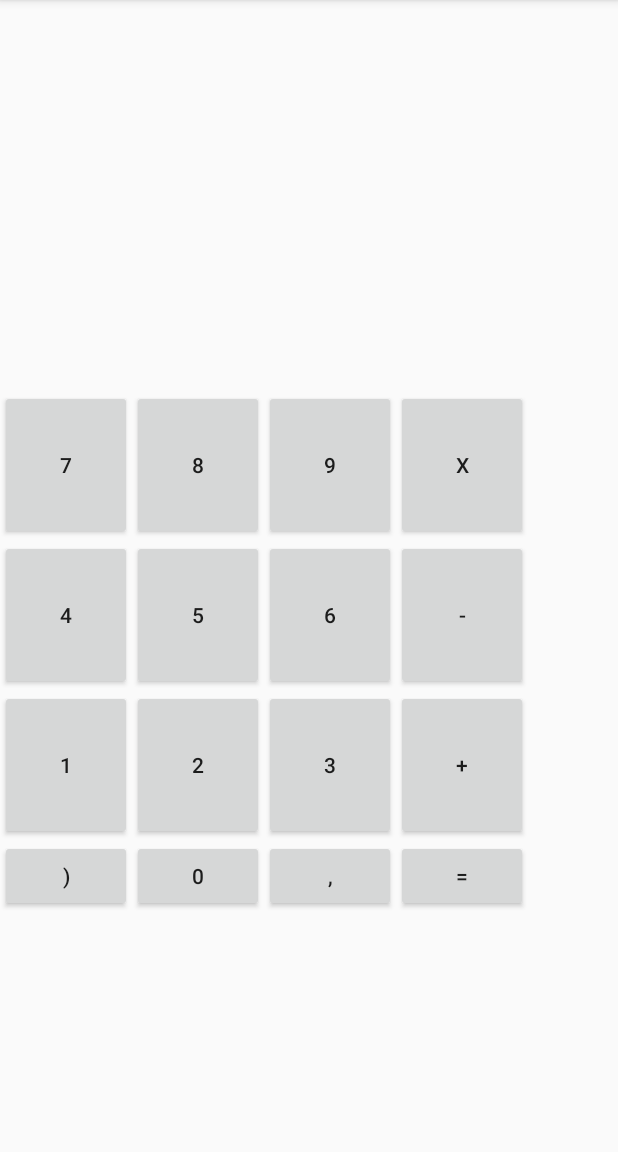
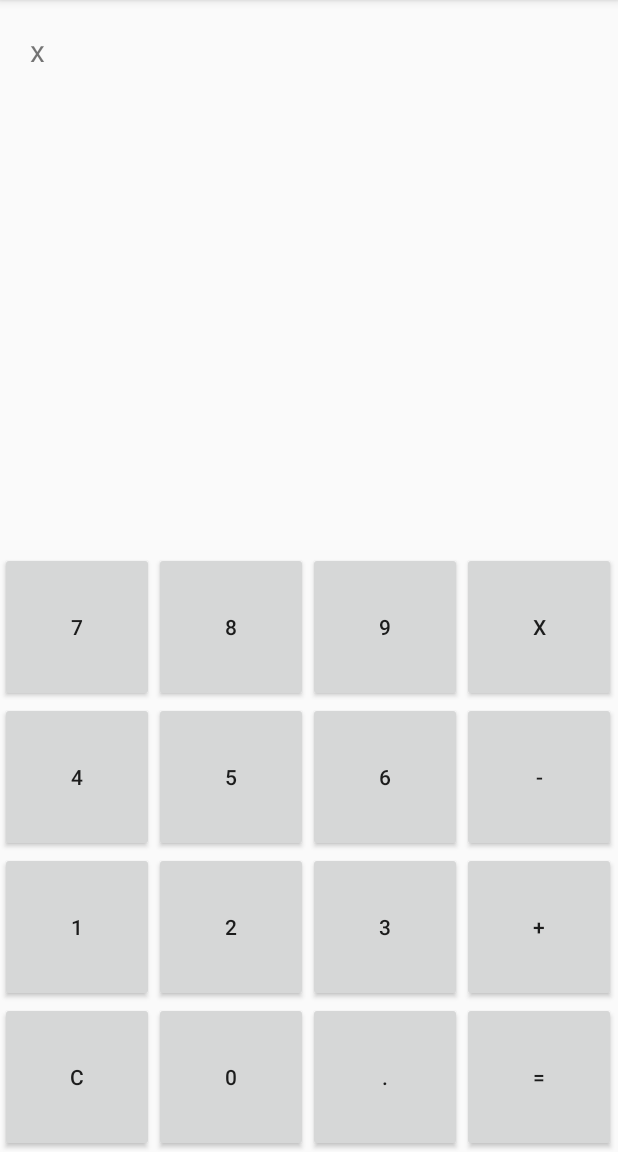
Before and after one commit to oahjimenez/android-practical, an Android app: the screen it shows after launch (CalculatorActivity), after a tap on an icon or button, on a phone screen of 412 x 824 dp, the part 84-1236 px from its top. Run offline under Robolectric (Android 15) with nearby library versions, the phone set to English and light mode, and no system bars; our stand-ins replace ButterKnife; 1 statement that could not run was skipped.

Commit message:
feat(app-calculator): Add chained binary operations handler

```diff
--- a/app/src/main/java/com/example/scotiabankplus/BinaryOperator.java
+++ b/app/src/main/java/com/example/scotiabankplus/BinaryOperator.java
@@ -11,7 +11,7 @@ public class BinaryOperator {
     public static final String EQUALS = "=";
     public static final String EMPTY_OPERATOR = "";
 
-    public static final String[] BINARY_OPERATORS = {ADD,SUBSTRACT,MULTIPLY};
+    public static final String[] BINARY_OPERATORS = {ADD,SUBSTRACT,MULTIPLY,EQUALS};
 
 
     public long left;
--- a/app/src/main/java/com/example/scotiabankplus/CalculatorActivity.java
+++ b/app/src/main/java/com/example/scotiabankplus/CalculatorActivity.java
@@ -17,8 +17,12 @@ import butterknife.ButterKnife;
 
 public class CalculatorActivity extends AppCompatActivity {
     private final String TAG = this.getClass().getName();
-    final int TOTAL_BUTTONS = 13;
+    final int TOTAL_BUTTONS = 14;
     final String EMPTY_RESULT = "";
+    final String ZERO_RESULT = "0";
+    final String CLEAR = "C";
+    boolean isDigitDirty = false;
+    boolean isOperatorDirty = false;
 
     final BinaryOperator stackedBinaryOperator = new BinaryOperator();
     Stack<Long> stackedNumber = new Stack<Long>();
@@ -30,41 +34,67 @@ public class CalculatorActivity extends AppCompatActivity {
         ButterKnife.bind(this);
         Log.i(TAG, "onCreate");
 
+        TextView resultExpression = findViewById(R.id.resultExpression);
         TextView result = findViewById(R.id.result);
+
 
         Button.OnClickListener appendDigitListener = new Button.OnClickListener() {
             public void onClick(View view) {
                 Button button = (Button) view;
                 System.out.println(String.format("Clicked button id[%s] Number[%s]",button.getId(),button.getText()));
-                action(button,result,stackedBinaryOperator);
+                action(button,result,stackedBinaryOperator,resultExpression);
             }
         };
 
-        for (int i = 0; i < TOTAL_BUTTONS; i++) {
+        for (int i = 0; i <= TOTAL_BUTTONS; i++) {
             int id = getResources().getIdentifier("button"+i, "id", getPackageName());
             Button digitButton = (Button) findViewById(id);
             digitButton.setOnClickListener(appendDigitListener);
         }
     }
 
-    protected void action(Button button,TextView result,BinaryOperator stackedBinaryOperator) {
+    protected void action(Button button,TextView result,BinaryOperator stackedBinaryOperator,TextView resultExpression) {
         String type = button.getText().toString();
-        if (Arrays.asList(BinaryOperator.BINARY_OPERATORS).contains(type)) {
-            System.out.println(String.format("Resolving operator [%s]",type));
-            System.out.println(String.format("Adding number to stack [%s]",result.getText().toString()));
-            stackedNumber.push(Long.valueOf(result.getText().toString()));
-            resolveBinary(button,result,stackedBinaryOperator);
+        if (CLEAR.equalsIgnoreCase(type)) {
+            result.setText(ZERO_RESULT);
+            resultExpression.setText(EMPTY_RESULT);
             return;
         }
-        resultAppender(button,result);
+        if (!isOperatorDirty) {
+            if (Arrays.asList(BinaryOperator.BINARY_OPERATORS).contains(type)) {
+                System.out.println(String.format("Resolving operator [%s]", type));
+                System.out.println(String.format("Adding number to stack [%s]", result.getText().toString()));
+                stackedNumber.push(Long.valueOf(result.getText().toString()));
+                resolveBinary(button, result, stackedBinaryOperator, resultExpression);
+                resultAppender(button, result, resultExpression);
+            }
+            if (type.equalsIgnoreCase(BinaryOperator.EQUALS)) {
+                resultExpression.setText(result.getText());
+            }
+            isOperatorDirty = true;
+        }
+        if (Character.isDigit(type.charAt(0))) {
+            if (isDigitDirty) {
+                result.setText(EMPTY_RESULT);
+                isDigitDirty=false;
+            }
+            digitAppender(button,result,resultExpression);
+            isOperatorDirty = false;
+        }
     }
 
-    protected void resultAppender(Button button,TextView result) {
+    protected void resultAppender(Button button,TextView result,TextView resultExpression) {
+        System.out.println(String.format("resultAppender [%s]",button.getText()));
+        resultExpression.append(button.getText());
+    }
+
+    protected void digitAppender(Button button,TextView result,TextView resultExpression) {
         System.out.println(String.format("Appending digit [%s]",button.getText()));
         result.append(button.getText());
+        resultExpression.append(button.getText());
     }
 
-    protected void resolveBinary(Button button,TextView result,BinaryOperator stackedBinaryOperator) {
+    protected void resolveBinary(Button button,TextView result,BinaryOperator stackedBinaryOperator,TextView resultExpression) {
         String operator = button.getText().toString();
         System.out.println(String.format("resolveBinary with operator:[%s]",operator));
         if (!stackedNumber.isEmpty() && !stackedBinaryOperator.valuesSet()) {
@@ -76,15 +106,12 @@ public class CalculatorActivity extends AppCompatActivity {
             result.setText(String.valueOf(evaluation));
             stackedBinaryOperator.clear();
             stackedNumber.push(evaluation);
+            stackedBinaryOperator.setNextValue(stackedNumber.pop());
             System.out.println(String.format("Binary evaluation val[%s] | [%s]",evaluation,stackedBinaryOperator));
-
-        }
-        if (stackedBinaryOperator.isLeftValueSet() && !stackedBinaryOperator.isRightValueSet()) {
-            System.out.println(String.format("Exiting resolve Binary - [%s]",String.valueOf(stackedBinaryOperator.left)+operator));
         }
         stackedBinaryOperator.setOperator(button.getText().toString());
+        isDigitDirty = true;
         System.out.println(String.format("Exiting resolve Binary - [%s]",stackedBinaryOperator));
-
     }
 
     protected void clearResult(Button button,TextView result) {
--- a/app/src/main/res/layout/activity_calculator.xml
+++ b/app/src/main/res/layout/activity_calculator.xml
@@ -3,147 +3,181 @@
     android:layout_width="match_parent"
     android:layout_height="match_parent"
     tools:context=".CalculatorActivity">
-
+    <LinearLayout
+        android:layout_width="match_parent"
+        android:layout_height="wrap_content"
+        android:orientation="vertical"
+        android:id="@+id/resultLayoutView">
         <LinearLayout
             android:orientation="horizontal"
             android:layout_width="match_parent"
-        android:id="@+id/resultView"
-        android:layout_height="wrap_content">
-
+            android:id="@+id/resultExpressionView"
+            android:layout_height="wrap_content"
+            android:padding="20dp">
             <TextView
                 android:layout_width="match_parent"
-            android:layout_height="260dp"
-            android:id="@+id/result" />
+                android:layout_height="wrap_content"
+                android:id="@+id/resultExpression"
+                android:textSize="20sp"/>
         </LinearLayout>
         <LinearLayout
             android:orientation="horizontal"
             android:layout_width="match_parent"
-        android:layout_below="@+id/resultView"
+            android:layout_height="wrap_content"
+            android:id="@+id/resultView"
+            android:padding="20dp">
+            <TextView
+                android:layout_width="match_parent"
+                android:layout_height="wrap_content"
+                android:id="@+id/result"
+                android:textSize="40sp"/>
+        </LinearLayout>
+    </LinearLayout>
+    <LinearLayout
+        android:orientation="horizontal"
+        android:layout_width="match_parent"
+        android:layout_below="@+id/resultLayoutView"
         android:layout_alignParentBottom="true"
-        android:layout_height="wrap_content">
+        android:layout_alignParentRight="true"
+        android:layout_height="wrap_content"
+        tools:ignore="ObsoleteLayoutParam"
+        android:gravity="bottom">
 
         <TableLayout
-            android:layout_width="wrap_content"
             android:layout_height="match_parent"
             android:layout_alignParentTop="false"
-            android:layout_alignParentBottom="true">
+            android:layout_alignParentEnd="true"
+            android:layout_alignParentRight="true"
+            android:layout_width="fill_parent"
+            android:stretchColumns="*"
+            tools:ignore="ObsoleteLayoutParam"
+            android:layout_alignParentBottom="true"
+            android:gravity="bottom">
 
-            <TableRow android:layout_width="match_parent"
+            <TableRow
+                android:id="@+id/row1"
+                android:layout_width="fill_parent"
                 android:minHeight="100dp"
-                android:orientation="vertical"
-                android:id="@+id/row1">
+                android:orientation="vertical">
+
                 <Button
-                    android:text="7"
+                    android:id="@+id/button7"
                     android:layout_width="match_parent"
                     android:layout_height="match_parent"
-                    android:id="@+id/button7" />
+                    android:text="7" />
+
                 <Button
-                    android:text="8"
+                    android:id="@+id/button8"
                     android:layout_width="match_parent"
                     android:layout_height="match_parent"
-                    android:id="@+id/button8" />
+                    android:text="8" />
 
                 <Button
-                    android:text="9"
+                    android:id="@+id/button9"
                     android:layout_width="match_parent"
                     android:layout_height="match_parent"
-                    android:id="@+id/button9"
-                    android:elevation="0dp" />
+                    android:elevation="0dp"
+                    android:text="9" />
 
                 <Button
-                android:text="x"
+                    android:id="@+id/button10"
                     android:layout_width="match_parent"
                     android:layout_height="match_parent"
-                android:id="@+id/button10" />
+                    android:text="x" />
             </TableRow>
-            <TableRow android:layout_width="match_parent"
+
+            <TableRow
+                android:id="@+id/row2"
+                android:layout_width="match_parent"
                 android:layout_height="wrap_content"
-                android:id="@+id/row2"
-                android:minHeight="100dp"
-                android:layout_below="@+id/row1">
+                android:layout_below="@+id/row1"
+                android:minHeight="100dp">
 
                 <Button
-                    android:text="4"
+                    android:id="@+id/button4"
                     android:layout_width="match_parent"
                     android:layout_height="match_parent"
-                    android:id="@+id/button4" />
+                    android:text="4" />
 
                 <Button
-                    android:text="5"
                     android:id="@+id/button5"
-                    android:layout_height="match_parent" />
+                    android:layout_height="match_parent"
+                    android:text="5" />
 
                 <Button
-                    android:text="6"
+                    android:id="@+id/button6"
                     android:layout_width="match_parent"
                     android:layout_height="match_parent"
-                    android:id="@+id/button6" />
+                    android:text="6" />
 
                 <Button
-                    android:text="-"
+                    android:id="@+id/button11"
                     android:layout_width="match_parent"
                     android:layout_height="match_parent"
-                    android:id="@+id/button11" />
+                    android:text="-" />
 
             </TableRow>
 
-            <TableRow android:layout_width="match_parent"
+            <TableRow
+                android:layout_width="match_parent"
                 android:layout_height="wrap_content"
                 android:minHeight="100dp">
 
                 <Button
-                    android:text="1"
+                    android:id="@+id/button1"
                     android:layout_width="match_parent"
                     android:layout_height="match_parent"
-                    android:id="@+id/button1" />
+                    android:text="1" />
 
                 <Button
-                    android:text="2"
+                    android:id="@+id/button2"
                     android:layout_width="match_parent"
                     android:layout_height="match_parent"
-                    android:id="@+id/button2" />
+                    android:text="2" />
 
                 <Button
-                    android:text="3"
+                    android:id="@+id/button3"
                     android:layout_width="match_parent"
                     android:layout_height="match_parent"
-                    android:id="@+id/button3" />
+                    android:text="3" />
 
 
                 <Button
-                    android:text="+"
+                    android:id="@+id/button12"
                     android:layout_width="match_parent"
                     android:layout_height="match_parent"
-                    android:id="@+id/button12" />
+                    android:text="+" />
 
             </TableRow>
 
-            <TableRow android:layout_height="wrap_content"
-                android:layout_width="match_parent">
+            <TableRow
+                android:layout_width="match_parent"
+                android:layout_height="wrap_content"
+                android:minHeight="100dp">
 
             <Button
-                    android:text=")"
+                    android:id="@+id/button14"
                     android:layout_width="match_parent"
                     android:layout_height="match_parent"
-                    android:id="@+id/buttonRightPar" />
+                    android:text="C" />
 
                 <Button
-                    android:text="0"
+                    android:id="@+id/button0"
                     android:layout_width="match_parent"
                     android:layout_height="match_parent"
-                    android:id="@+id/button0" />
+                    android:text="0" />
 
                 <Button
-                    android:text=","
+                    android:id="@+id/buttonDecimal"
                     android:layout_width="match_parent"
                     android:layout_height="match_parent"
-                    android:id="@+id/buttonDecimal"/>
+                    android:text="." />
 
                 <Button
-                    android:text="="
+                    android:id="@+id/button13"
                     android:layout_width="match_parent"
                     android:layout_height="match_parent"
-                    android:id="@+id/button13"/>
+                    android:text="=" />
 
             </TableRow>
         </TableLayout>
```
Also changed, not shown: 1 other file. Lines whose indentation alone changed are shown as unchanged.
